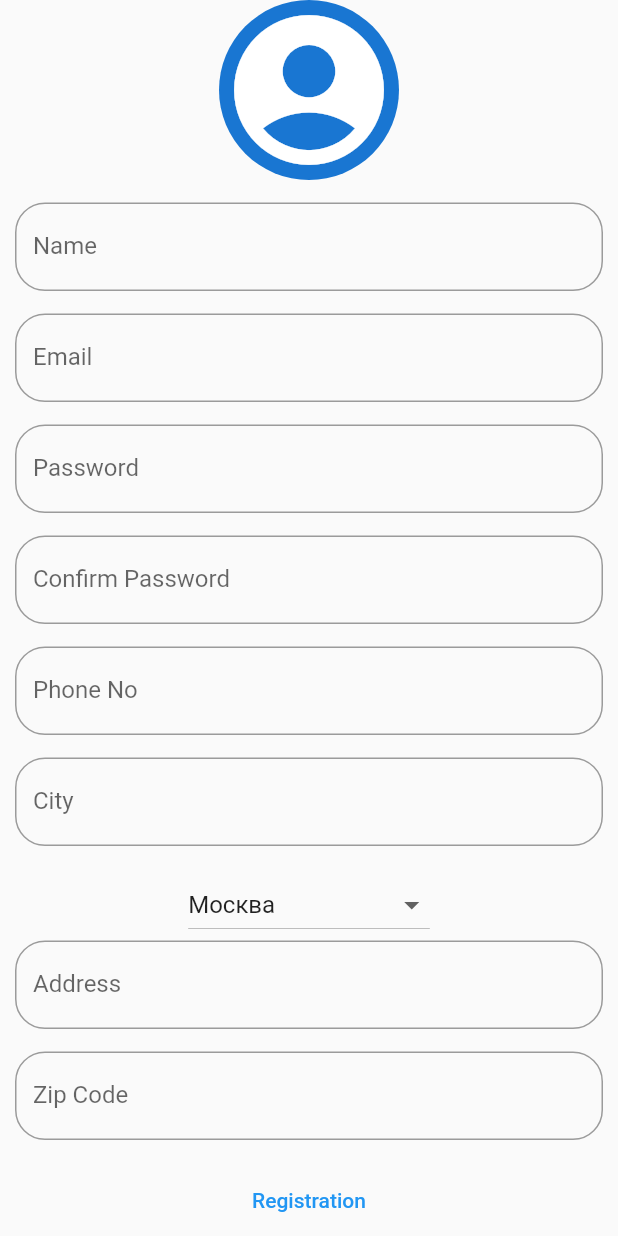
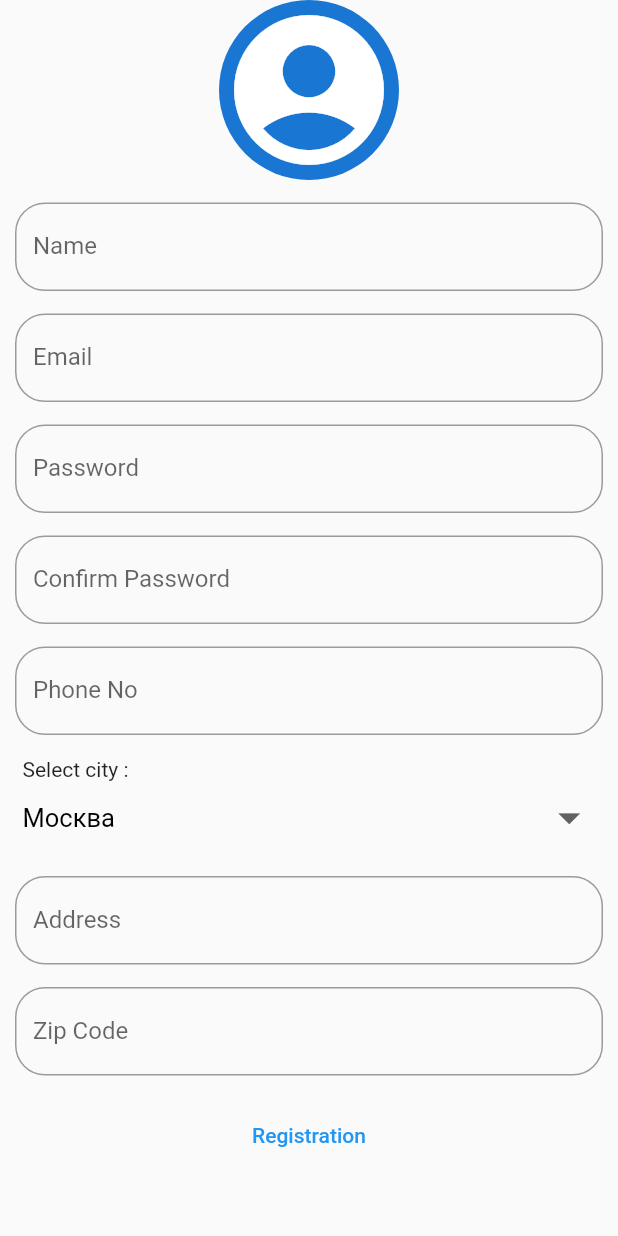
Before and after one commit to JayBhakhar/book_store_app, a Flutter app: the RegistrationView screen opened by its route, on a phone screen of 412 x 824 dp. Run offline on Flutter 3.47's test engine with Material 2 defaults, Android fonts, the phone set to English and light mode, and no system bars; our stand-ins replace flutter_spinkit, get, get_storage, shared_preferences; accounts and stored records are empty; network calls fail.

Commit message:
ChooseSupplier, cityDropdownButton

```diff
--- a/lib/services/user_provider.dart
+++ b/lib/services/user_provider.dart
@@ -39,9 +39,9 @@ class UserProvider extends GetConnect {
     if (response.status.hasError) {
       return Future.error(response.statusText);
     } else {
-      String message = jsonDecode(response.body)['message'];
-      Get.snackbar('success msg', message);
-      Get.toNamed('/');
+      String message = (response.body)['message'];
+      Get.snackbar('success', message, snackPosition: SnackPosition.BOTTOM);
+      Get.offNamed('/');
     }
   }
 }
--- a/lib/views/pages/Choose_Supplier/choose_supplier_controller.dart
+++ b/lib/views/pages/Choose_Supplier/choose_supplier_controller.dart
@@ -7,7 +7,6 @@ class ChooseSupplierController extends GetxController
   @override
   void onInit() async {
     super.onInit();
-    // todo: not tested
     try {
       change(null, status: RxStatus.loading());
       var arg = Get.arguments;
@@ -24,5 +23,3 @@ class ChooseSupplierController extends GetxController
     }
   }
 }
-
-// {'_id': 'c34fbcdd-da03-4ed0-928e-ce71726660b6', 'Цена_поставщика': 623.0, 'id_книги_наш': 31504, 'id_книги_поставщика': 13214, 'поставщик': 'Бакен', 'срок_отправки_поставщика': 5, 'delivery_charge': 129, 'delivery_name': '5post'}
--- a/lib/views/pages/Home_Screen/home_view.dart
+++ b/lib/views/pages/Home_Screen/home_view.dart
@@ -5,8 +5,6 @@ import 'package:flutter/material.dart';
 import 'package:get/get.dart';
 
 class HomeView extends GetView<HomeController> {
-
-
   @override
   Widget build(BuildContext context) {
     return Scaffold(
--- a/lib/views/pages/Profile/profile_binding.dart
+++ b/lib/views/pages/Profile/profile_binding.dart
@@ -1,9 +1,11 @@
 import 'package:book_store_app/views/pages/Profile/profile_controller.dart';
+import 'package:book_store_app/views/pages/Registration/registration_controller.dart';
 import 'package:get/get.dart';
 
 class ProfileBinding implements Bindings {
   @override
   void dependencies() {
     Get.lazyPut(() => ProfileController());
+    Get.lazyPut(() => RegistrationController());
   }
 }
--- a/lib/views/pages/Profile/profile_controller.dart
+++ b/lib/views/pages/Profile/profile_controller.dart
@@ -1,12 +1,13 @@
 import 'package:book_store_app/models/User.dart';
 import 'package:book_store_app/services/user_provider.dart';
+import 'package:book_store_app/views/pages/Registration/registration_controller.dart';
 import 'package:flutter/material.dart';
 import 'package:get/get.dart';
 
 class ProfileController extends GetxController with StateMixin<List<User>> {
+  final RegistrationController _regC = Get.find();
   final usernameController = TextEditingController();
   final addressController = TextEditingController();
-  final cityController = TextEditingController();
   final zipCodeController = TextEditingController();
   final phoneNumberController = TextEditingController();
 
@@ -21,7 +22,7 @@ class ProfileController extends GetxController with StateMixin<List<User>> {
         usernameController.text = _user[0].userName;
         addressController.text = _user[0].address;
         phoneNumberController.text = _user[0].phoneNo;
-        cityController.text = _user[0].city;
+        _regC.selectedCity.value = _user[0].city;
         zipCodeController.text = _user[0].zipCode;
         change(_user, status: RxStatus.success());
       }
@@ -36,7 +37,6 @@ class ProfileController extends GetxController with StateMixin<List<User>> {
     usernameController.dispose();
     addressController.dispose();
     phoneNumberController.dispose();
-    cityController.dispose();
     zipCodeController.dispose();
   }
 }
--- a/lib/views/pages/Registration/registration_controller.dart
+++ b/lib/views/pages/Registration/registration_controller.dart
@@ -8,72 +8,71 @@ class RegistrationController extends GetxController {
   final confirmpasswordController = TextEditingController();
   final phoneNumberController = TextEditingController();
   final addressController = TextEditingController();
-  final cityController = TextEditingController();
   final zipCodeController = TextEditingController();
-  String selectedCity = 'Москва';
+  RxString selectedCity = 'Москва'.obs;
   final List<String> cityList = [
     'Москва',
     'Санкт-Петербург',
-    'Вологда',
-    'Псков',
-    'Новгород',
+    'Абакан',
+    'Архангельск',
+    'Астрахань',
+    'Барнаул',
     'Белгород',
     'Брянск',
+    'Владикавказ',
     'Владимир',
+    'Волгоград',
+    'Вологда',
     'Воронеж',
+    'Горно-Алтайск',
+    'Екатеринбург',
     'Иваново',
+    'Ижевск',
+    'Йошкар-Ола',
+    'Казань',
     'Калуга',
+    'Кемерово',
+    'Киров',
     'Кострома',
+    'Краснодар',
+    'Красноярск',
+    'Курган',
     'Курск',
     'Липецк',
+    'Майкоп',
+    'Мурманск',
+    'Нальчик',
+    'Нижний Новгород',
+    'Новгород',
+    'Новосибирск',
+    'Омск',
     'Орел',
-    'Рязань',
-    'Смоленск',
-    'Тамбов',
-    'Тверь',
-    'Тула',
-    'Ярославль',
-    'Уфа',
-    'Киров',
-    'Йошкар-Ола',
-    'Саранск',
-    'Нижний Новгород',
     'Оренбург',
     'Пенза',
     'Пермь',
+    'Петрозаводск',
+    'Псков',
+    'Ростов-на-Дону',
+    'Рязань',
     'Самара',
+    'Саранск',
     'Саратов',
-    'Казань',
-    'Ижевск',
+    'Смоленск',
+    'Ставрополь',
+    'Сыктывкар',
+    'Тамбов',
+    'Тверь',
+    'Томск',
+    'Тула',
+    'Тюмень',
     'Ульяновск',
+    'Уфа',
+    'Ханты-Мансийск',
     'Чебоксары',
-    'Майкоп',
-    'Астрахань',
-    'Волгоград',
+    'Челябинск',
+    'Черкесск',
     'Элиста',
-    'Краснодар',
-    'Ростов-на-Дону',
-    'Курган',
-    'Мурманск',
-    'Петрозаводск',
-    'Сыктывкар',
-    'Екатеринбург',
-    'Тюмень',
-    'Челябинск',
-    'Нальчик',
-    'Черкесск',
-    'Владикавказ',
-    'Ставрополь',
-    'Архангельск',
-    'Горно-Алтайск',
-    'Барнаул',
-    'Кемерово',
-    'Красноярск',
-    'Новосибирск',
-    'Омск',
-    'Томск',
-    'Абакан',
-    'Ханты-Мансийск',
+    'Ярославль',
   ];
 
   @override
@@ -85,7 +84,6 @@ class RegistrationController extends GetxController {
     confirmpasswordController.dispose();
     phoneNumberController.dispose();
     addressController.dispose();
-    cityController.dispose();
     zipCodeController.dispose();
   }
 }
--- a/lib/views/pages/Registration/registration_view.dart
+++ b/lib/views/pages/Registration/registration_view.dart
@@ -68,12 +68,7 @@ class RegistrationView extends GetView<RegistrationController> {
                   controller: controller.phoneNumberController,
                   labelText: 'Phone No',
                 ),
-                customTextFormFieldForStrWithValidator(
-                  controller: controller.cityController,
-                  labelText: 'City',
-                ),
                 cityDropdownButton(),
-                // todo: untested
                 customTextFormFieldForStr(
                   controller: controller.addressController,
                   labelText: 'Address',
@@ -90,13 +85,12 @@ class RegistrationView extends GetView<RegistrationController> {
                       bool _isValid =
                           registrationFormKey.currentState.validate();
                       if (_isValid) {
-                        print(controller.selectedCity);
                         String body =
                             '{"email":"${controller.emailController.text}",'
                             '"user_name":"${controller.userController.text}",'
                             '"password":"${controller.passwordController.text}",'
                             '"address":"${controller.addressController.text}",'
-                            '"city":"${controller.cityController.text}",'
+                            '"city":"${controller.selectedCity}",'
                             '"zip_code":"${controller.zipCodeController.text}",'
                             '"phone_number":"${controller.phoneNumberController.text}",}';
                         UserProvider().createUser(body);
--- a/lib/views/widgets/city_dropdownbutton.dart
+++ b/lib/views/widgets/city_dropdownbutton.dart
@@ -4,13 +4,28 @@ import 'package:get/get.dart';
 
 Widget cityDropdownButton() {
   final RegistrationController controller = Get.find();
-  return DropdownButton(
-      hint: Text('select city'),
+  return Column(
+    crossAxisAlignment: CrossAxisAlignment.start,
+    children: [
+      Padding(
+        padding: const EdgeInsets.only(left: 15),
+        child: Text('Select city :'),
+      ),
+      Obx(
+        () => Padding(
+          padding: const EdgeInsets.only(bottom: 15, left: 15, right: 15),
+          child: DropdownButton(
+              iconSize: 35.0,
+              style: TextStyle(
+                color: Colors.black,
+                fontSize: 17.0,
+              ),
+              underline: Container(),
+              isExpanded: true,
               onChanged: (newValue) {
-        controller.selectedCity = newValue;
-        controller.update();
+                controller.selectedCity.value = newValue;
               },
-      value: controller.selectedCity,
+              value: controller.selectedCity.value,
               items: [
                 for (var data in controller.cityList)
                   DropdownMenuItem(
@@ -19,5 +34,9 @@ Widget cityDropdownButton() {
                     ),
                     value: data,
                   )
-      ]);
+              ]),
+        ),
+      ),
+    ],
+  );
 }
```
Also changed, not shown: lib/services/api_services.dart (+4 -3 lines), lib/views/pages/Choose_Supplier/choose_supplier_view.dart (+20 -1 lines), lib/views/pages/Profile/profile_view.dart (+4 -6 lines), lib/views/widgets/choose_supplier_cart.dart (added, +108 -0 lines). Lines whose indentation alone changed are shown as unchanged.
